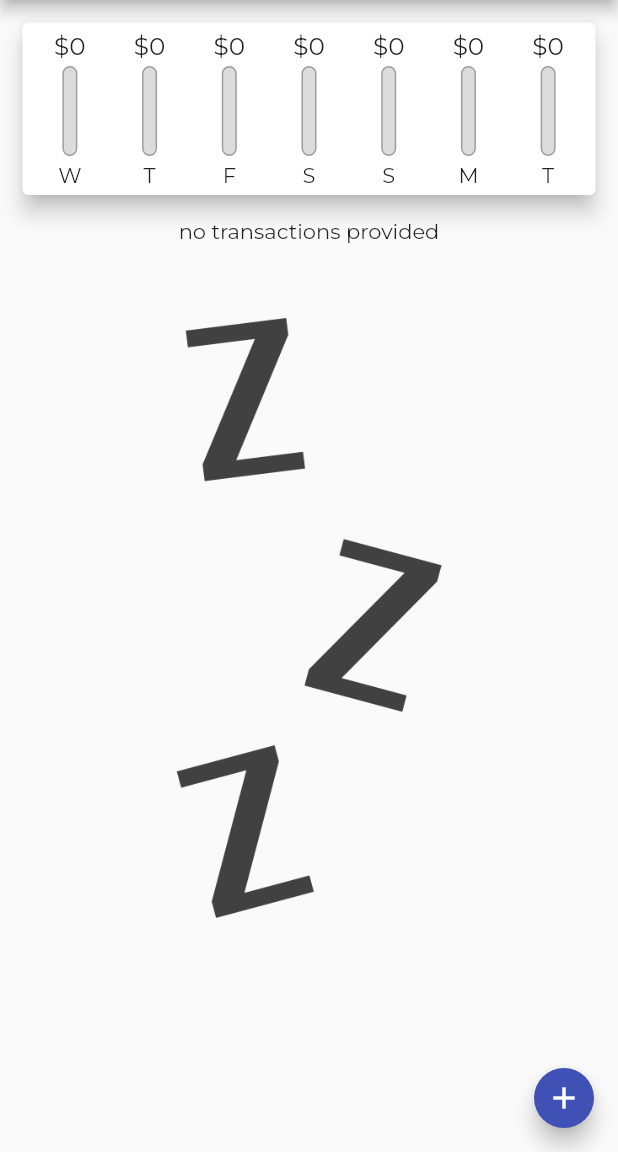
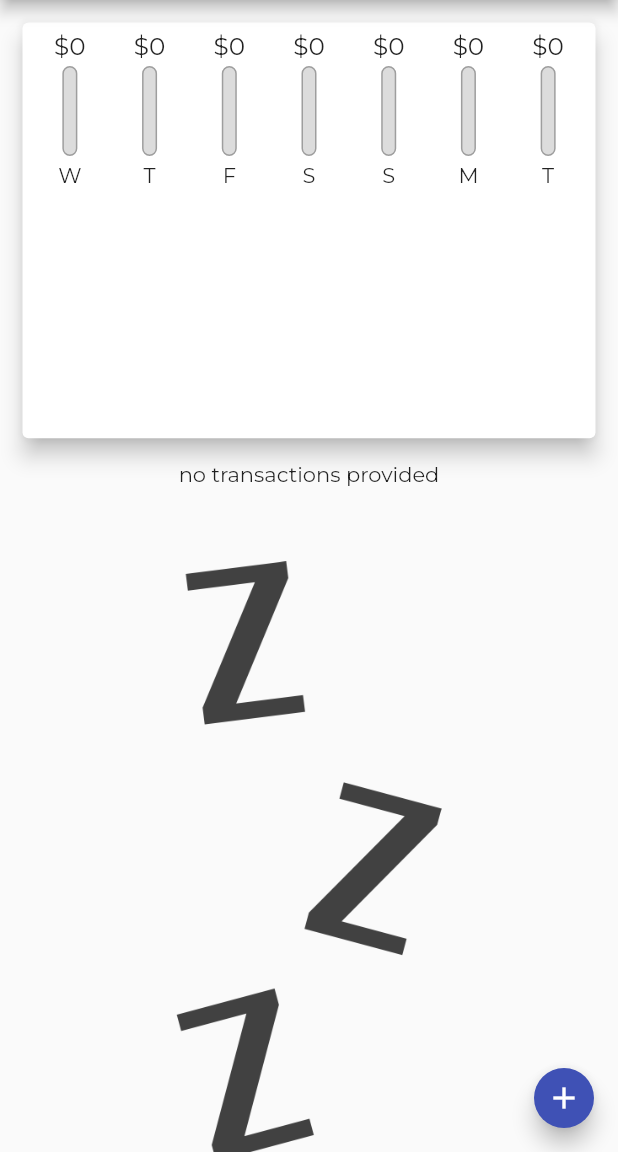
Before and after one commit to bobend212/expenses_flutter, a Flutter app: the screen it shows after launch, on a phone screen of 412 x 824 dp, the part 84-1236 px from its top. Run offline on Flutter 3.47's test engine with Material 2 defaults, Android fonts, the phone set to English and light mode, and no system bars.

Commit message:
some code refactor and playing with calculating dynamically screen size

```diff
--- a/lib/main.dart
+++ b/lib/main.dart
@@ -80,25 +80,34 @@ class _MyHomePageState extends State<MyHomePage> {
 
   @override
   Widget build(BuildContext context) {
+    final appBar = AppBar(
+      title: Text('Expenses App'),
+      actions: [
+        IconButton(
+            onPressed: () => _startAddNewTransaction(context),
+            icon: Icon(Icons.add_box))
+      ],
+    );
     return Scaffold(
-      appBar: AppBar(
-        title: Text('Expenses App'),
-        actions: [
-          IconButton(
-              onPressed: () => _startAddNewTransaction(context),
-              icon: Icon(Icons.add_box))
-        ],
-      ),
+      appBar: appBar,
       body: SingleChildScrollView(
         child: Column(
             mainAxisAlignment: MainAxisAlignment.start,
             crossAxisAlignment: CrossAxisAlignment.stretch,
             children: [
-              Chart(_recentTransactions),
-              TransactionList(_userTransactions, _deleteTransaction)
+              Container(
+                  height: (MediaQuery.of(context).size.height -
+                          appBar.preferredSize.height) *
+                      0.4,
+                  child: Chart(_recentTransactions)),
+              Container(
+                  height: (MediaQuery.of(context).size.height -
+                          appBar.preferredSize.height) *
+                      0.6,
+                  child: TransactionList(_userTransactions, _deleteTransaction))
             ]),
       ),
-      floatingActionButton: Container(
+      floatingActionButton: SizedBox(
           height: 40,
           width: 40,
           child: FloatingActionButton(
--- a/lib/widgets/chart.dart
+++ b/lib/widgets/chart.dart
@@ -1,3 +1,5 @@
+// ignore_for_file: prefer_const_constructors_in_immutables, use_key_in_widget_constructors
+
 import 'package:expenses_app/models/transaction.dart';
 import 'package:expenses_app/widgets/chart_bar.dart';
 import 'package:flutter/material.dart';
@@ -23,9 +25,6 @@ class Chart extends StatelessWidget {
         }
       }
 
-      print(DateFormat.E().format(weekDay));
-      print(totalSum);
-
       return {
         'day': DateFormat.E().format(weekDay).substring(0, 1),
         'amount': totalSum
@@ -41,12 +40,11 @@ class Chart extends StatelessWidget {
 
   @override
   Widget build(BuildContext context) {
-    print(groupedTransactionValues);
     return Card(
       elevation: 6,
-      margin: EdgeInsets.all(15),
+      margin: const EdgeInsets.all(15),
       child: Padding(
-        padding: EdgeInsets.all(5),
+        padding: const EdgeInsets.all(5),
         child: Row(
           mainAxisAlignment: MainAxisAlignment.spaceAround,
           children: groupedTransactionValues.map((data) {
--- a/lib/widgets/chart_bar.dart
+++ b/lib/widgets/chart_bar.dart
@@ -1,3 +1,5 @@
+// ignore_for_file: prefer_const_constructors_in_immutables, use_key_in_widget_constructors, prefer_const_constructors
+
 import 'package:flutter/material.dart';
 
 class ChartBar extends StatelessWidget {
@@ -11,14 +13,14 @@ class ChartBar extends StatelessWidget {
   Widget build(BuildContext context) {
     return Column(
       children: [
-        Container(
+        SizedBox(
             height: 20,
             child: FittedBox(
                 child: Text('\$${spendingAmount.toStringAsFixed(0)}'))),
         SizedBox(
           height: 4,
         ),
-        Container(
+        SizedBox(
           height: 60,
           width: 10,
           child: Stack(
--- a/lib/widgets/new_transaction.dart
+++ b/lib/widgets/new_transaction.dart
@@ -1,7 +1,6 @@
-// ignore_for_file: prefer_const_constructors, avoid_print, use_key_in_widget_constructors
+// ignore_for_file: prefer_const_constructors, avoid_print, use_key_in_widget_constructors, prefer_const_constructors_in_immutables
 
 import 'package:flutter/material.dart';
-import 'package:flutter/services.dart';
 import 'package:intl/intl.dart';
 
 class NewTransaction extends StatefulWidget {
@@ -22,8 +21,9 @@ class _NewTransactionState extends State<NewTransaction> {
     final eneteredTitle = _titleController.text;
     final eneteredAmount = double.parse(_amountController.text);
 
-    if (eneteredTitle.isEmpty || eneteredAmount <= 0 || _selectedDate == null)
+    if (eneteredTitle.isEmpty || eneteredAmount <= 0 || _selectedDate == null) {
       return;
+    }
 
     widget.addTransaction(eneteredTitle, eneteredAmount, _selectedDate);
 
@@ -68,7 +68,7 @@ class _NewTransactionState extends State<NewTransaction> {
               keyboardType: TextInputType.number,
               onSubmitted: (_) => _submitData(),
             ),
-            Container(
+            SizedBox(
               height: 70,
               child: Row(
                 children: [
--- a/lib/widgets/transaction_list.dart
+++ b/lib/widgets/transaction_list.dart
@@ -12,9 +12,7 @@ class TransactionList extends StatelessWidget {
 
   @override
   Widget build(BuildContext context) {
-    return Container(
-      height: 500,
-      child: transactions.isEmpty
+    return transactions.isEmpty
         ? Column(
             children: [
               Text('no transactions provided'),
@@ -46,11 +44,10 @@ class TransactionList extends StatelessWidget {
                     transactions[index].title,
                     style: Theme.of(context).textTheme.titleMedium,
                   ),
-                    subtitle: Text(
-                        DateFormat.yMMMd().format(transactions[index].date)),
+                  subtitle:
+                      Text(DateFormat.yMMMd().format(transactions[index].date)),
                   trailing: IconButton(
-                      onPressed: () =>
-                          deleteTransaction(transactions[index].id),
+                    onPressed: () => deleteTransaction(transactions[index].id),
                     icon: Icon(Icons.delete_outline),
                     color: Theme.of(context).errorColor,
                   ),
@@ -58,7 +55,6 @@ class TransactionList extends StatelessWidget {
               );
             },
             itemCount: transactions.length,
-            ),
           );
   }
 }
```
Lines whose indentation alone changed are shown as unchanged.
